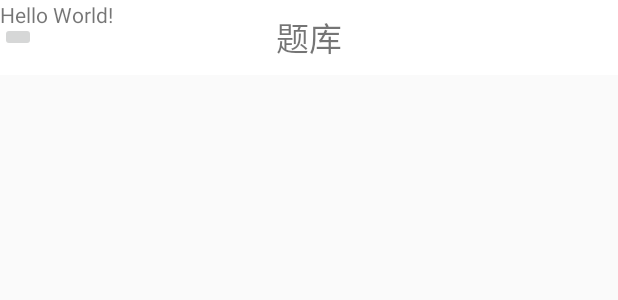
After one commit to malijie/PoliticsProject, an Android app: the layout question_detail.xml on its own in the app's theme, with its tools: preview values and no code run, on a phone screen of 412 x 824 dp. The commit adds this screen. Shown: the top 300 px of the screen. Run offline under Robolectric (Android 15) with nearby library versions, the light colour scheme and no system bars.

Commit message:
update ui

```diff
--- /dev/null
+++ b/PoliticsExam/src/main/res/layout/question_detail.xml
@@ -0,0 +1,13 @@
+<?xml version="1.0" encoding="utf-8"?>
+<RelativeLayout xmlns:android="http://schemas.android.com/apk/res/android"
+    xmlns:tools="http://schemas.android.com/tools"
+    android:id="@+id/activity_main"
+    android:layout_width="match_parent"
+    android:layout_height="match_parent"
+    >
+    <include layout="@layout/title_bar"/>
+    <TextView
+        android:layout_width="wrap_content"
+        android:layout_height="wrap_content"
+        android:text="Hello World!" />
+</RelativeLayout>
--- a/PoliticsExam/src/main/res/layout/title_bar.xml
+++ b/PoliticsExam/src/main/res/layout/title_bar.xml
@@ -4,6 +4,12 @@
     android:layout_height="50dp"
     android:orientation="vertical"
     android:background="@color/background_white">
+
+    <ImageButton
+        android:layout_width="wrap_content"
+        android:layout_height="wrap_content"
+        android:layout_centerVertical="true"
+        />
 
     <TextView
         android:layout_width="wrap_content"
```
